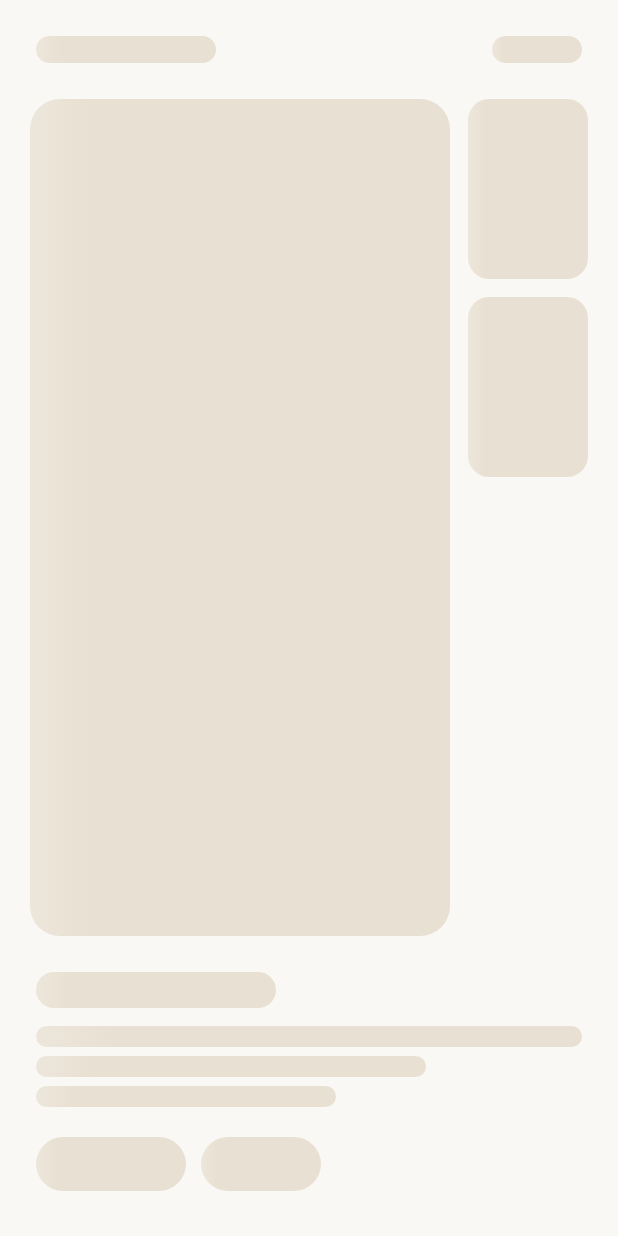
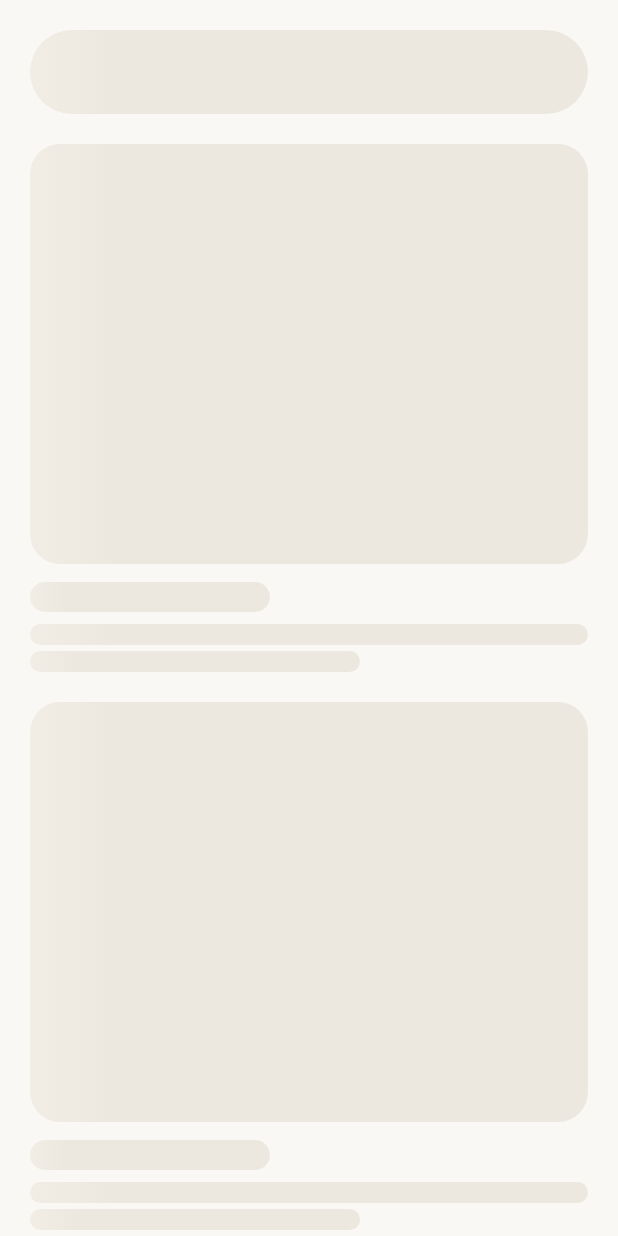
Before and after one commit to NithinaMP/suitcase, a Flutter app: the LookbookShimmer screen opened directly, on a phone screen of 412 x 824 dp. Run offline on Flutter 3.47's test engine with Material 3 defaults, Android fonts, the phone set to English and light mode, and no system bars; our stand-ins replace cached_network_image, cloud_firestore, firebase_auth, firebase_core, google_fonts, google_sign_in; accounts and stored records are empty; generated files the repository leaves out were written again.

Commit message:
Refresh shared widgets for light theme

```diff
--- a/lib/views/shared/widgets.dart
+++ b/lib/views/shared/widgets.dart
@@ -1,13 +1,13 @@
 import 'package:flutter/material.dart';
 import 'package:google_fonts/google_fonts.dart';
 import '../../core/constants/app_theme.dart';
-// import '../core/constants/app_theme.dart';
+
+export '../../core/constants/app_theme.dart';
 
 // ══════════════════════════════════════════════════════════════
-//  SUITCASE — Shared Widgets
+//  SUITCASE — Shared Widgets (Light Theme v2)
 // ══════════════════════════════════════════════════════════════
 
-// ─── Primary Ink Button ───────────────────────────────────────
 class SButton extends StatefulWidget {
   final String label;
   final VoidCallback? onTap;
@@ -32,16 +32,18 @@ class SButton extends StatefulWidget {
   State<SButton> createState() => _SButtonState();
 }
 
-class _SButtonState extends State<SButton> with SingleTickerProviderStateMixin {
+class _SButtonState extends State<SButton>
+    with SingleTickerProviderStateMixin {
   late AnimationController _press;
   late Animation<double> _scale;
 
   @override
   void initState() {
     super.initState();
-    _press = AnimationController(vsync: this, duration: const Duration(milliseconds: 80));
-    _scale = Tween<double>(begin: 1.0, end: 0.96)
-        .animate(CurvedAnimation(parent: _press, curve: Curves.easeInOut));
+    _press = AnimationController(
+        vsync: this, duration: const Duration(milliseconds: 80));
+    _scale = Tween<double>(begin: 1.0, end: 0.97).animate(
+        CurvedAnimation(parent: _press, curve: Curves.easeInOut));
   }
 
   @override
@@ -52,8 +54,10 @@ class _SButtonState extends State<SButton> with SingleTickerProviderStateMixin {
 
   @override
   Widget build(BuildContext context) {
-    final bg = widget.backgroundColor ?? (widget.outlined ? Colors.transparent : SColors.ink);
-    final fg = widget.textColor ?? (widget.outlined ? SColors.ink : SColors.cream);
+    final bg = widget.backgroundColor ??
+        (widget.outlined ? Colors.transparent : SColors.ink);
+    final fg = widget.textColor ??
+        (widget.outlined ? SColors.ink : SColors.bg);
     final isDisabled = widget.onTap == null && !widget.isLoading;
 
     return GestureDetector(
@@ -67,23 +71,62 @@ class _SButtonState extends State<SButton> with SingleTickerProviderStateMixin {
           width: double.infinity,
           height: widget.height,
           decoration: BoxDecoration(
-            color: isDisabled ? bg.withOpacity(0.4) : bg,
+            color: isDisabled ? bg.withOpacity(0.35) : bg,
             borderRadius: SRadius.md,
-            border: widget.outlined ? Border.all(color: SColors.ink.withOpacity(0.35)) : null,
+            border: widget.outlined
+                ? Border.all(color: SColors.ink.withOpacity(0.3))
+                : null,
           ),
           alignment: Alignment.center,
           child: widget.isLoading
-              ? SizedBox(
-            width: 20,
-            height: 20,
-            child: CircularProgressIndicator(
-              color: fg,
-              strokeWidth: 2,
+              ? SizedBox(width: 20, height: 20,
+              child: CircularProgressIndicator(color: fg, strokeWidth: 2))
+              : Text(widget.label,
+              style: STextStyles.label(13, color: fg, letterSpacing: 1.8)),
         ),
-          )
-              : Text(
-            widget.label,
-            style: STextStyles.label(13, color: fg, letterSpacing: 1.8),
+      ),
+    );
+  }
+}
+
+class SShimmer extends StatefulWidget {
+  final double width;
+  final double height;
+  final BorderRadius? borderRadius;
+  const SShimmer({Key? key, required this.width, required this.height, this.borderRadius}) : super(key: key);
+
+  @override
+  State<SShimmer> createState() => _SShimmerState();
+}
+
+class _SShimmerState extends State<SShimmer> with SingleTickerProviderStateMixin {
+  late AnimationController _ctrl;
+  late Animation<double> _anim;
+
+  @override
+  void initState() {
+    super.initState();
+    _ctrl = AnimationController(vsync: this, duration: const Duration(milliseconds: 1400))..repeat();
+    _anim = Tween<double>(begin: -1.5, end: 1.5)
+        .animate(CurvedAnimation(parent: _ctrl, curve: Curves.easeInOut));
+  }
+
+  @override
+  void dispose() { _ctrl.dispose(); super.dispose(); }
+
+  @override
+  Widget build(BuildContext context) {
+    return AnimatedBuilder(
+      animation: _anim,
+      builder: (_, __) => Container(
+        width: widget.width,
+        height: widget.height,
+        decoration: BoxDecoration(
+          borderRadius: widget.borderRadius ?? SRadius.md,
+          gradient: LinearGradient(
+            begin: Alignment(_anim.value - 1, 0),
+            end: Alignment(_anim.value, 0),
+            colors: const [Color(0xFFEDE8DF), Color(0xFFF5F0E8), Color(0xFFEDE8DF)],
           ),
         ),
       ),
@@ -91,164 +134,17 @@ class _SButtonState extends State<SButton> with SingleTickerProviderStateMixin {
   }
 }
 
-// ─── Shimmer Effect ───────────────────────────────────────────
-class SShimmer extends StatefulWidget {
-  final double width;
-  final double height;
-  final BorderRadius? borderRadius;
-
-  const SShimmer({
-    Key? key,
-    required this.width,
-    required this.height,
-    this.borderRadius,
-  }) : super(key: key);
-
-  @override
-  State<SShimmer> createState() => _SShimmerState();
-}
-
-class _SShimmerState extends State<SShimmer> with SingleTickerProviderStateMixin {
-  late AnimationController _controller;
-  late Animation<double> _animation;
-
-  @override
-  void initState() {
-    super.initState();
-    _controller = AnimationController(
-      vsync: this,
-      duration: const Duration(milliseconds: 1400),
-    )..repeat();
-    _animation = Tween<double>(begin: -1.5, end: 1.5).animate(
-      CurvedAnimation(parent: _controller, curve: Curves.easeInOut),
-    );
-  }
-
-  @override
-  void dispose() {
-    _controller.dispose();
-    super.dispose();
-  }
-
-  @override
-  Widget build(BuildContext context) {
-    return AnimatedBuilder(
-      animation: _animation,
-      builder: (_, __) => Container(
-        width: widget.width,
-        height: widget.height,
-        decoration: BoxDecoration(
-          borderRadius: widget.borderRadius ?? SRadius.md,
-          gradient: LinearGradient(
-            begin: Alignment(_animation.value - 1, 0),
-            end: Alignment(_animation.value, 0),
-            colors: const [
-              Color(0xFFE8E0D2),
-              Color(0xFFF0EAE0),
-              Color(0xFFE8E0D2),
-            ],
-          ),
-        ),
-      ),
-    );
-  }
-}
-
-// ─── Lookbook Card Shimmer (full skeleton) ────────────────────
-class LookbookShimmer extends StatelessWidget {
-  const LookbookShimmer({Key? key}) : super(key: key);
-
-  @override
-  Widget build(BuildContext context) {
-    return Scaffold(
-      backgroundColor: SColors.cream,
-      body: SafeArea(
-        child: Column(
-          crossAxisAlignment: CrossAxisAlignment.start,
-          children: [
-            // top bar shimmer
-            Padding(
-              padding: const EdgeInsets.fromLTRB(24, 24, 24, 0),
-              child: Row(
-                mainAxisAlignment: MainAxisAlignment.spaceBetween,
-                children: [
-                  SShimmer(width: 120, height: 18, borderRadius: SRadius.full),
-                  SShimmer(width: 60, height: 18, borderRadius: SRadius.full),
-                ],
-              ),
-            ),
-            const SizedBox(height: 24),
-            // image area shimmer
-            Expanded(
-              flex: 5,
-              child: Padding(
-                padding: const EdgeInsets.symmetric(horizontal: 20),
-                child: Row(
-                  children: [
-                    Expanded(child: SShimmer(width: double.infinity, height: double.infinity, borderRadius: SRadius.lg)),
-                    const SizedBox(width: 12),
-                    Column(
-                      children: [
-                        SShimmer(width: 80, height: 120, borderRadius: SRadius.md),
-                        const SizedBox(height: 12),
-                        SShimmer(width: 80, height: 120, borderRadius: SRadius.md),
-                      ],
-                    ),
-                  ],
-                ),
-              ),
-            ),
-            const SizedBox(height: 24),
-            // text area shimmer
-            Padding(
-              padding: const EdgeInsets.symmetric(horizontal: 24),
-              child: Column(
-                crossAxisAlignment: CrossAxisAlignment.start,
-                children: [
-                  SShimmer(width: 160, height: 24, borderRadius: SRadius.full),
-                  const SizedBox(height: 12),
-                  SShimmer(width: double.infinity, height: 14, borderRadius: SRadius.full),
-                  const SizedBox(height: 6),
-                  SShimmer(width: 260, height: 14, borderRadius: SRadius.full),
-                  const SizedBox(height: 6),
-                  SShimmer(width: 200, height: 14, borderRadius: SRadius.full),
-                  const SizedBox(height: 20),
-                  Row(
-                    children: [
-                      SShimmer(width: 100, height: 36, borderRadius: SRadius.full),
-                      const SizedBox(width: 10),
-                      SShimmer(width: 80, height: 36, borderRadius: SRadius.full),
-                    ],
-                  ),
-                ],
-              ),
-            ),
-            const SizedBox(height: 30),
-          ],
-        ),
-      ),
-    );
-  }
-}
-
-// ─── Toast notification ───────────────────────────────────────
 void showSToast(BuildContext context, String message, {bool isError = false}) {
-  ScaffoldMessenger.of(context).showSnackBar(
-    SnackBar(
-      content: Text(
-        message,
-        style: STextStyles.body(13, color: SColors.cream),
-      ),
+  ScaffoldMessenger.of(context).showSnackBar(SnackBar(
+    content: Text(message, style: STextStyles.body(13, color: SColors.bg)),
     backgroundColor: isError ? SColors.error : SColors.inkSoft,
     behavior: SnackBarBehavior.floating,
     shape: RoundedRectangleBorder(borderRadius: SRadius.md),
     margin: const EdgeInsets.all(16),
     duration: const Duration(seconds: 2),
-    ),
-  );
+  ));
 }
 
-// ─── Back Button ─────────────────────────────────────────────
 class SBackButton extends StatelessWidget {
   final Color? color;
   const SBackButton({Key? key, this.color}) : super(key: key);
@@ -258,8 +154,7 @@ class SBackButton extends StatelessWidget {
     return GestureDetector(
       onTap: () => Navigator.of(context).pop(),
       child: Container(
-        width: 40,
-        height: 40,
+        width: 40, height: 40,
         decoration: BoxDecoration(
           color: (color ?? SColors.ink).withOpacity(0.07),
           borderRadius: SRadius.sm,
@@ -270,26 +165,16 @@ class SBackButton extends StatelessWidget {
   }
 }
 
-// ─── Divider ──────────────────────────────────────────────────
 class SDivider extends StatelessWidget {
   const SDivider({Key? key}) : super(key: key);
-
   @override
-  Widget build(BuildContext context) {
-    return Container(
-      height: 1,
-      color: SColors.lightDivider,
-    );
-  }
+  Widget build(BuildContext context) => Container(height: 1, color: SColors.lightDivider);
 }
 
-// ─── Step dot for onboarding ──────────────────────────────────
 class SStepIndicator extends StatelessWidget {
   final int total;
   final int current;
-
-  const SStepIndicator({Key? key, required this.total, required this.current})
-      : super(key: key);
+  const SStepIndicator({Key? key, required this.total, required this.current}) : super(key: key);
 
   @override
   Widget build(BuildContext context) {
@@ -299,8 +184,7 @@ class SStepIndicator extends StatelessWidget {
         final active = i == current;
         return AnimatedContainer(
           duration: SDuration.normal,
-          width: active ? 28 : 8,
-          height: 8,
+          width: active ? 28 : 8, height: 8,
           margin: const EdgeInsets.only(right: 6),
           decoration: BoxDecoration(
             color: active ? SColors.ink : SColors.warmGray.withOpacity(0.3),
@@ -312,7 +196,6 @@ class SStepIndicator extends StatelessWidget {
   }
 }
 
-// ─── Input Field ─────────────────────────────────────────────
 class STextField extends StatelessWidget {
   final String hint;
   final TextEditingController? controller;
@@ -322,16 +205,9 @@ class STextField extends StatelessWidget {
   final String? Function(String?)? validator;
   final void Function(String)? onChanged;
 
-  const STextField({
-    Key? key,
-    required this.hint,
-    this.controller,
-    this.obscureText = false,
-    this.keyboardType,
-    this.suffix,
-    this.validator,
-    this.onChanged,
-  }) : super(key: key);
+  const STextField({Key? key, required this.hint, this.controller,
+    this.obscureText = false, this.keyboardType, this.suffix,
+    this.validator, this.onChanged}) : super(key: key);
 
   @override
   Widget build(BuildContext context) {
@@ -346,31 +222,47 @@ class STextField extends StatelessWidget {
         hintText: hint,
         hintStyle: STextStyles.body(15, color: SColors.warmGray.withOpacity(0.6)),
         suffixIcon: suffix,
-        filled: true,
-        fillColor: SColors.cardSurface,
+        filled: true, fillColor: SColors.cardSurface,
         contentPadding: const EdgeInsets.symmetric(horizontal: 18, vertical: 16),
-        border: OutlineInputBorder(
-          borderRadius: BorderRadius.circular(12),
-          borderSide: BorderSide.none,
-        ),
-        enabledBorder: OutlineInputBorder(
-          borderRadius: BorderRadius.circular(12),
-          borderSide: BorderSide(color: SColors.lightDivider, width: 1),
-        ),
-        focusedBorder: OutlineInputBorder(
-          borderRadius: BorderRadius.circular(12),
-          borderSide: BorderSide(color: SColors.gold, width: 1.5),
-        ),
-        errorBorder: OutlineInputBorder(
-          borderRadius: BorderRadius.circular(12),
-          borderSide: BorderSide(color: SColors.error, width: 1),
-        ),
-        focusedErrorBorder: OutlineInputBorder(
-          borderRadius: BorderRadius.circular(12),
-          borderSide: BorderSide(color: SColors.error, width: 1.5),
-        ),
+        border: OutlineInputBorder(borderRadius: BorderRadius.circular(12), borderSide: BorderSide.none),
+        enabledBorder: OutlineInputBorder(borderRadius: BorderRadius.circular(12), borderSide: BorderSide(color: SColors.lightDivider, width: 1)),
+        focusedBorder: OutlineInputBorder(borderRadius: BorderRadius.circular(12), borderSide: BorderSide(color: SColors.gold, width: 1.5)),
+        errorBorder: OutlineInputBorder(borderRadius: BorderRadius.circular(12), borderSide: BorderSide(color: SColors.error, width: 1)),
+        focusedErrorBorder: OutlineInputBorder(borderRadius: BorderRadius.circular(12), borderSide: BorderSide(color: SColors.error, width: 1.5)),
         errorStyle: STextStyles.caption(12, color: SColors.error),
       ),
     );
   }
 }
+
+class LookbookShimmer extends StatelessWidget {
+  const LookbookShimmer({Key? key}) : super(key: key);
+
+  @override
+  Widget build(BuildContext context) {
+    return Scaffold(
+      backgroundColor: SColors.bg,
+      body: SafeArea(
+        child: ListView(
+          padding: const EdgeInsets.all(20),
+          children: [
+            SShimmer(width: double.infinity, height: 56, borderRadius: SRadius.xl),
+            const SizedBox(height: 20),
+            ...List.generate(3, (i) => Padding(
+              padding: const EdgeInsets.only(bottom: 20),
+              child: Column(crossAxisAlignment: CrossAxisAlignment.start, children: [
+                SShimmer(width: double.infinity, height: 280, borderRadius: SRadius.lg),
+                const SizedBox(height: 12),
+                SShimmer(width: 160, height: 20, borderRadius: SRadius.full),
+                const SizedBox(height: 8),
+                SShimmer(width: double.infinity, height: 14, borderRadius: SRadius.full),
+                const SizedBox(height: 4),
+                SShimmer(width: 220, height: 14, borderRadius: SRadius.full),
+              ]),
+            )),
+          ],
+        ),
+      ),
+    );
+  }
+}
```
Lines whose indentation alone changed are shown as unchanged.
